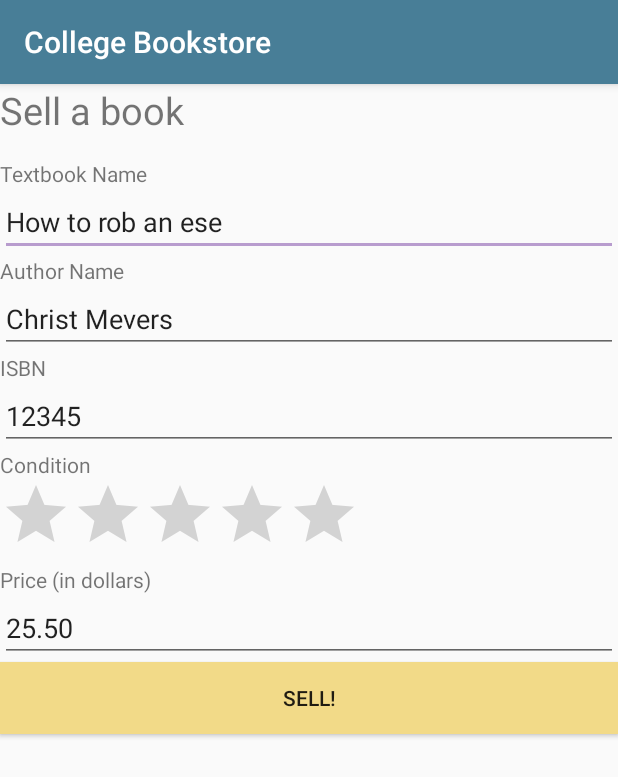
After one commit to chrisnevers/college-bookstore, an Android app: the SellActivity screen opened directly, with no data from a screen before it, on a phone screen of 412 x 824 dp. The commit adds this screen. Shown: the top 777 px of the screen. Run offline under Robolectric (Android 15) with nearby library versions, the phone set to English and light mode, and no system bars; our stand-ins replace Firebase (no records; nobody signed in at launch, a user with empty details on screens opened directly).

Commit message:
Post new books to Firestore

```diff
--- a/app/src/main/AndroidManifest.xml
+++ b/app/src/main/AndroidManifest.xml
@@ -19,7 +19,8 @@
         </activity>
         <activity android:name=".SignupActivity" />
         <activity android:name=".BrowseActivity" />
-        <activity android:name=".InventoryActivity"></activity>
+        <activity android:name=".InventoryActivity" />
+        <activity android:name=".SellActivity"></activity>
     </application>
 
 </manifest>
--- /dev/null
+++ b/app/src/main/java/com/chrisnevers/textbooks/SellActivity.java
@@ -0,0 +1,103 @@
+package com.chrisnevers.textbooks;
+
+import android.support.annotation.NonNull;
+import android.support.v7.app.AppCompatActivity;
+import android.os.Bundle;
+import android.view.View;
+import android.widget.Button;
+import android.widget.RatingBar;
+import android.widget.TextView;
+import android.widget.Toast;
+
+import com.google.android.gms.tasks.OnCompleteListener;
+import com.google.android.gms.tasks.Task;
+import com.google.firebase.auth.FirebaseAuth;
+import com.google.firebase.firestore.DocumentReference;
+import com.google.firebase.firestore.DocumentSnapshot;
+import com.google.firebase.firestore.FirebaseFirestore;
+import com.google.firebase.firestore.QuerySnapshot;
+
+import java.util.HashMap;
+
+public class SellActivity extends AppCompatActivity {
+
+    TextView textbookView, authorView, isbnView, priceView;
+    RatingBar conditionView;
+    Button submit;
+    String sellerEmail;
+
+    FirebaseFirestore db;
+
+    @Override
+    protected void onCreate(Bundle savedInstanceState) {
+        super.onCreate(savedInstanceState);
+        setContentView(R.layout.activity_sell);
+        textbookView = findViewById(R.id.textbookName);
+        authorView = findViewById(R.id.authorName);
+        isbnView = findViewById(R.id.isbn);
+        conditionView = findViewById(R.id.condition);
+        priceView = findViewById(R.id.price);
+        submit = findViewById(R.id.sellBook);
+        db = FirebaseFirestore.getInstance();
+        FirebaseAuth auth = FirebaseAuth.getInstance();
+        sellerEmail = auth.getCurrentUser().getEmail();
+    }
+
+    public void sellBook (View v) {
+        submit.setEnabled(false);
+        Toast.makeText(SellActivity.this,
+                "Checking if sold", Toast.LENGTH_SHORT).show();
+            String textbookName = textbookView.getText().toString();
+            String authorName = authorView.getText().toString();
+            String isbn = isbnView.getText().toString();
+            Float condition = conditionView.getRating();
+            String price = priceView.getText().toString();
+
+            HashMap<String, Object> textbookFields = new HashMap<>();
+
+            textbookFields.put("author", authorName);
+            textbookFields.put("name", textbookName);
+            Toast.makeText(SellActivity.this,
+                    "Made hashmap", Toast.LENGTH_SHORT).show();
+
+            db.collection("textbooks").document(isbn)
+                .set(textbookFields)
+                .addOnCompleteListener(new OnCompleteListener<Void>() {
+                    @Override
+                    public void onComplete(@NonNull Task<Void> task) {
+                        if (task.isSuccessful()) {
+                            Toast.makeText(SellActivity.this,
+                            "Success: Uploaded to textbooks db", Toast.LENGTH_LONG).show();
+                        } else {
+                            Toast.makeText(SellActivity.this,
+                            "Fail: Uploaded to textbooks db", Toast.LENGTH_LONG).show();
+                        }
+                    }
+                });
+
+        HashMap<String, Object> copiesField = new HashMap<>();
+
+        copiesField.put("condition", Float.toString(condition));
+        copiesField.put("price", price);
+        copiesField.put("seller", sellerEmail);
+
+        Toast.makeText(SellActivity.this,
+                "Made hashmap", Toast.LENGTH_SHORT).show();
+
+        db.collection("copies").document(isbn)
+            .collection("copies")
+            .add(copiesField)
+            .addOnCompleteListener(new OnCompleteListener<DocumentReference>() {
+                @Override
+                public void onComplete(@NonNull Task<DocumentReference> task) {
+                    if (task.isSuccessful()) {
+                        Toast.makeText(SellActivity.this,
+                                "Success: Uploaded to copies db", Toast.LENGTH_LONG).show();
+                    } else {
+                        Toast.makeText(SellActivity.this,
+                                "Fail: Uploaded to copies db", Toast.LENGTH_LONG).show();
+                    }
+                }
+            });
+    }
+}
--- a/app/src/main/res/layout/activity_login.xml
+++ b/app/src/main/res/layout/activity_login.xml
@@ -42,7 +42,8 @@
                 android:layout_weight="1"
                 android:ems="10"
                 android:hint="Email"
-                android:inputType="textEmailAddress" />
+                android:inputType="textEmailAddress"
+                android:text="test@gmail.com"/>
 
             <EditText
                 android:id="@+id/etPassword"
@@ -52,7 +53,8 @@
                 android:layout_weight="1"
                 android:ems="10"
                 android:hint="Password"
-                android:inputType="textPassword" />
+                android:inputType="textPassword"
+                android:text="password"/>
 
             <TextView
                 android:id="@+id/btSignup"
--- /dev/null
+++ b/app/src/main/res/layout/activity_sell.xml
@@ -0,0 +1,76 @@
+<?xml version="1.0" encoding="utf-8"?>
+<android.support.constraint.ConstraintLayout xmlns:android="http://schemas.android.com/apk/res/android"
+    xmlns:app="http://schemas.android.com/apk/res-auto"
+    xmlns:tools="http://schemas.android.com/tools"
+    android:layout_width="match_parent"
+    android:layout_height="match_parent"
+    tools:context=".SellActivity">
+
+    <LinearLayout
+        android:layout_width="match_parent"
+        android:layout_height="match_parent"
+        android:orientation="vertical">
+        <TextView
+            android:layout_width="match_parent"
+            android:layout_height="wrap_content"
+            android:textSize="25dp"
+            android:paddingBottom="15dp"
+            android:text="Sell a book"/>
+        <TextView
+            android:layout_width="match_parent"
+            android:layout_height="wrap_content"
+            android:text="Textbook Name"/>
+        <EditText
+            android:id="@+id/textbookName"
+            android:layout_width="match_parent"
+            android:layout_height="wrap_content"
+            android:text="How to rob an ese"/>
+        <TextView
+            android:layout_width="match_parent"
+            android:layout_height="wrap_content"
+            android:text="Author Name"/>
+        <EditText
+            android:id="@+id/authorName"
+            android:layout_width="match_parent"
+            android:layout_height="wrap_content"
+            android:text="Christ Mevers"/>
+        <TextView
+            android:layout_width="match_parent"
+            android:layout_height="wrap_content"
+            android:text="ISBN"/>
+        <EditText
+            android:id="@+id/isbn"
+            android:layout_width="match_parent"
+            android:layout_height="wrap_content"
+            android:hint="ISBN"
+            android:text="12345"/>
+        <TextView
+            android:layout_width="match_parent"
+            android:layout_height="wrap_content"
+            android:text="Condition"/>
+        <RatingBar
+            android:id="@+id/condition"
+            android:layout_width="wrap_content"
+            android:layout_height="wrap_content"
+            android:numStars="5"
+            android:stepSize=".5" />
+        <TextView
+            android:layout_width="match_parent"
+            android:layout_height="wrap_content"
+            android:text="Price (in dollars)"/>
+        <EditText
+            android:id="@+id/price"
+            android:layout_width="match_parent"
+            android:layout_height="wrap_content"
+            android:inputType="numberDecimal"
+            android:text="25.50"/>
+        <Button
+            android:id="@+id/sellBook"
+            android:layout_width="match_parent"
+            android:layout_height="wrap_content"
+            android:background="@color/primaryComplement"
+            android:onClick="sellBook"
+            android:text="Sell!"/>
+    </LinearLayout>
+
+</android.support.constraint.ConstraintLayout>
```
Also changed, not shown: app/src/main/java/com/chrisnevers/textbooks/BrowseActivity.java (+8 -3 lines), app/src/main/res/layout/activity_browse.xml (+23 -15 lines).
